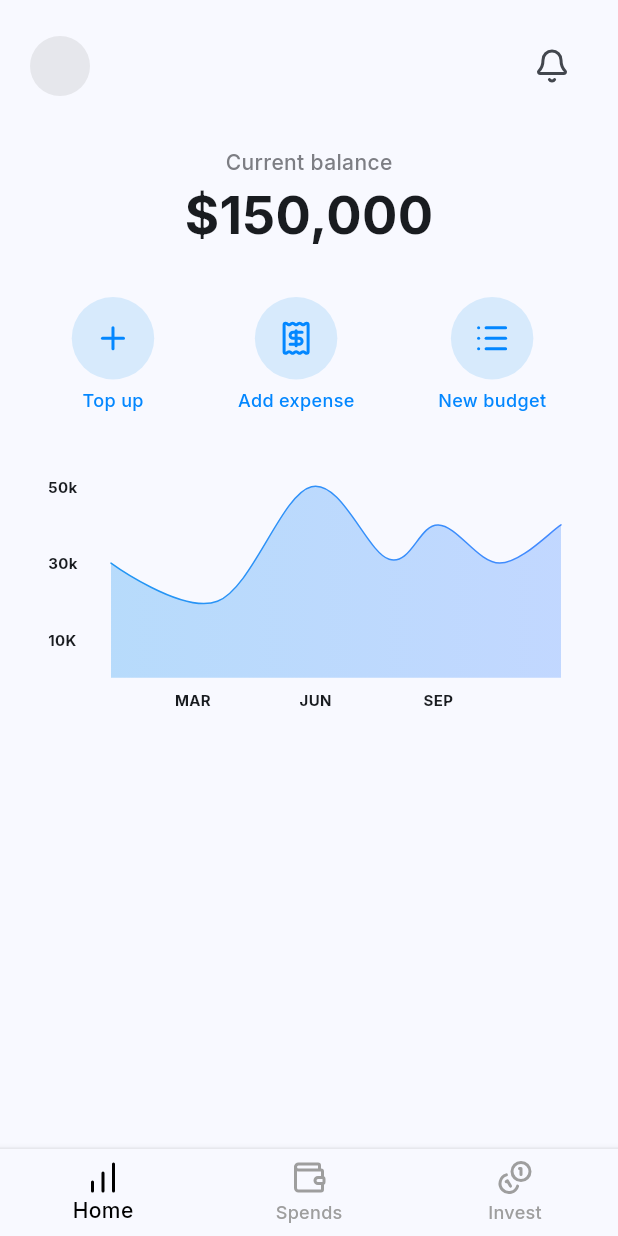
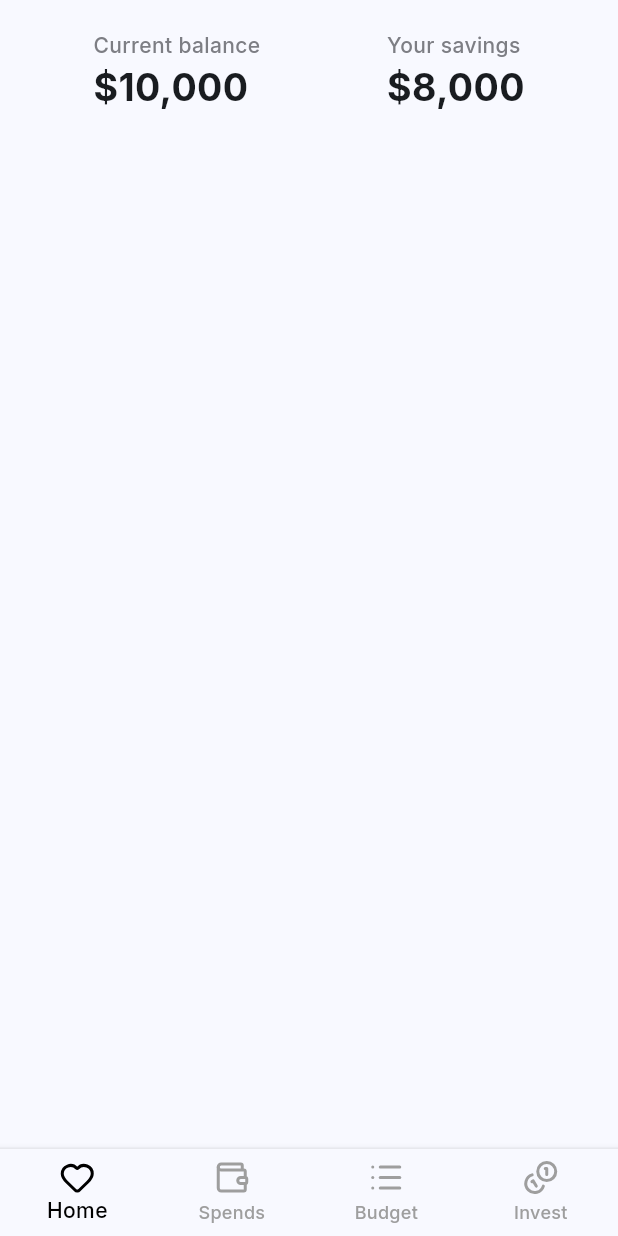
Before and after one commit to langf00rd/pokkit, a Flutter app: the Init screen opened directly, on a phone screen of 412 x 824 dp. Run offline on Flutter 3.47's test engine with Material 3 defaults, Android fonts, the phone set to English and light mode, and no system bars; drawn by our look-alikes of fl_chart; our stand-ins replace get, google_fonts, lucide_icons; missing offline and left inert: currency_picker.

Commit message:
chore: working on v2

```diff
--- a/lib/utils/constants.dart
+++ b/lib/utils/constants.dart
@@ -1,6 +1,7 @@
 import 'package:flutter/material.dart';
 
 int kPrimary = 0xff0387FF;
+Color kBorderColor = Colors.grey.withOpacity(0.2);
 double kContentPadding = 20;
 double kButtonHeight = 50;
 Color kGreyText = const Color.fromARGB(255, 125, 126, 132);
--- a/lib/views/choose_currency.dart
+++ b/lib/views/choose_currency.dart
@@ -2,7 +2,6 @@ import 'package:currency_picker/currency_picker.dart';
 import 'package:flutter/material.dart';
 import 'package:get/get.dart';
 import 'package:pokkit/utils/constants.dart';
-import 'package:pokkit/views/home.dart';
 import 'package:pokkit/views/init.dart';
 import 'package:pokkit/widgets/button.dart';
 
--- a/lib/views/home.dart
+++ b/lib/views/home.dart
@@ -1,8 +1,5 @@
 import 'package:flutter/material.dart';
-import 'package:lucide_icons/lucide_icons.dart';
 import 'package:pokkit/utils/constants.dart';
-import 'package:pokkit/widgets/button.dart';
-import 'package:pokkit/widgets/line_chart.dart';
 
 class Home extends StatelessWidget {
   const Home({super.key});
@@ -20,118 +17,157 @@ class Home extends StatelessWidget {
               child: Column(
                 children: [
                   Row(
-                    mainAxisAlignment: MainAxisAlignment.spaceBetween,
-                    children: [
-                      CircleAvatar(
-                        radius: 20,
-                        backgroundColor: Colors.grey.withOpacity(0.2),
-                      ),
-                      IconButton(
-                        onPressed: () => {},
-                        icon: const Icon(LucideIcons.bell),
-                      ),
-                    ],
-                  ),
-                  const SizedBox(height: 30),
-                  Column(
+                    mainAxisAlignment: MainAxisAlignment.spaceAround,
                     children: [
                       Column(
-                        crossAxisAlignment: CrossAxisAlignment.center,
+                        crossAxisAlignment: CrossAxisAlignment.start,
                         children: [
                           Text(
                             'Current balance',
                             style: TextStyle(color: kGreyText),
                           ),
                           const Text(
-                            '\$150,000',
+                            '\$10,000',
                             style: TextStyle(
-                              fontSize: 35,
+                              fontSize: 25,
                               fontWeight: FontWeight.w700,
                             ),
                           ),
                         ],
                       ),
-                      const SizedBox(height: 30),
-                      Row(
-                        mainAxisAlignment: MainAxisAlignment.spaceAround,
+                      Column(
+                        crossAxisAlignment: CrossAxisAlignment.start,
                         children: [
-                          Column(
-                            crossAxisAlignment: CrossAxisAlignment.center,
-                            children: [
-                              Container(
-                                width: 55,
-                                height: 55,
-                                decoration: BoxDecoration(
-                                  color:
-                                      const Color.fromARGB(255, 215, 234, 252),
-                                  borderRadius: BorderRadius.circular(999),
-                                ),
-                                child: Icon(LucideIcons.plus,
-                                    color: Color(kPrimary)),
-                              ),
-                              const SizedBox(height: 5),
-                              Text(
-                                'Top up',
-                                style: TextStyle(
-                                  color: Color(kPrimary),
-                                  fontSize: 12,
-                                ),
-                              )
-                            ],
+                          Text(
+                            'Your savings',
+                            style: TextStyle(color: kGreyText),
                           ),
-                          Column(
-                            crossAxisAlignment: CrossAxisAlignment.center,
-                            children: [
-                              Container(
-                                width: 55,
-                                height: 55,
-                                decoration: BoxDecoration(
-                                  color:
-                                      const Color.fromARGB(255, 215, 234, 252),
-                                  borderRadius: BorderRadius.circular(999),
-                                ),
-                                child: Icon(LucideIcons.receipt,
-                                    color: Color(kPrimary)),
-                              ),
-                              const SizedBox(height: 5),
-                              Text(
-                                'Add expense',
-                                style: TextStyle(
-                                  color: Color(kPrimary),
-                                  fontSize: 12,
-                                ),
-                              )
-                            ],
-                          ),
-                          Column(
-                            crossAxisAlignment: CrossAxisAlignment.center,
-                            children: [
-                              Container(
-                                width: 55,
-                                height: 55,
-                                decoration: BoxDecoration(
-                                  color:
-                                      const Color.fromARGB(255, 215, 234, 252),
-                                  borderRadius: BorderRadius.circular(999),
-                                ),
-                                child: Icon(LucideIcons.list,
-                                    color: Color(kPrimary)),
-                              ),
-                              const SizedBox(height: 5),
-                              Text(
-                                'New budget',
-                                style: TextStyle(
-                                  color: Color(kPrimary),
-                                  fontSize: 12,
-                                ),
-                              )
-                            ],
+                          const Text(
+                            '\$8,000',
+                            style: TextStyle(
+                              fontSize: 25,
+                              fontWeight: FontWeight.w700,
+                            ),
                           ),
                         ],
                       ),
                     ],
                   ),
-                  const LineChartSample2(),
+                  //
+                  // const LineChartSample2(),
+                  // Row(
+                  //   mainAxisAlignment: MainAxisAlignment.spaceBetween,
+                  //   children: [
+                  //     CircleAvatar(
+                  //       radius: 20,
+                  //       backgroundColor: Colors.grey.withOpacity(0.2),
+                  //     ),
+                  //     IconButton(
+                  //       onPressed: () => {},
+                  //       icon: const Icon(LucideIcons.bell),
+                  //     ),
+                  //   ],
+                  // ),
+                  // const SizedBox(height: 30),
+                  // Column(
+                  //   children: [
+                  // Column(
+                  //   crossAxisAlignment: CrossAxisAlignment.center,
+                  //   children: [
+                  //     Text(
+                  //       'Current balance',
+                  //       style: TextStyle(color: kGreyText),
+                  //     ),
+                  //     const Text(
+                  //       '\$150,000',
+                  //       style: TextStyle(
+                  //         fontSize: 35,
+                  //         fontWeight: FontWeight.w700,
+                  //       ),
+                  //     ),
+                  //   ],
+                  // ),
+                  //     const SizedBox(height: 30),
+                  //     Row(
+                  //       mainAxisAlignment: MainAxisAlignment.spaceAround,
+                  //       children: [
+                  //         Column(
+                  //           crossAxisAlignment: CrossAxisAlignment.center,
+                  //           children: [
+                  //             Container(
+                  //               width: 55,
+                  //               height: 55,
+                  //               decoration: BoxDecoration(
+                  //                 color:
+                  //                     const Color.fromARGB(255, 215, 234, 252),
+                  //                 borderRadius: BorderRadius.circular(999),
+                  //               ),
+                  //               child: Icon(LucideIcons.plus,
+                  //                   color: Color(kPrimary)),
+                  //             ),
+                  //             const SizedBox(height: 5),
+                  //             Text(
+                  //               'Top up',
+                  //               style: TextStyle(
+                  //                 color: Color(kPrimary),
+                  //                 fontSize: 12,
+                  //               ),
+                  //             )
+                  //           ],
+                  //         ),
+                  //         Column(
+                  //           crossAxisAlignment: CrossAxisAlignment.center,
+                  //           children: [
+                  //             Container(
+                  //               width: 55,
+                  //               height: 55,
+                  //               decoration: BoxDecoration(
+                  //                 color:
+                  //                     const Color.fromARGB(255, 215, 234, 252),
+                  //                 borderRadius: BorderRadius.circular(999),
+                  //               ),
+                  //               child: Icon(LucideIcons.receipt,
+                  //                   color: Color(kPrimary)),
+                  //             ),
+                  //             const SizedBox(height: 5),
+                  //             Text(
+                  //               'Add expense',
+                  //               style: TextStyle(
+                  //                 color: Color(kPrimary),
+                  //                 fontSize: 12,
+                  //               ),
+                  //             )
+                  //           ],
+                  //         ),
+                  //         Column(
+                  //           crossAxisAlignment: CrossAxisAlignment.center,
+                  //           children: [
+                  //             Container(
+                  //               width: 55,
+                  //               height: 55,
+                  //               decoration: BoxDecoration(
+                  //                 color:
+                  //                     const Color.fromARGB(255, 215, 234, 252),
+                  //                 borderRadius: BorderRadius.circular(999),
+                  //               ),
+                  //               child: Icon(LucideIcons.list,
+                  //                   color: Color(kPrimary)),
+                  //             ),
+                  //             const SizedBox(height: 5),
+                  //             Text(
+                  //               'New budget',
+                  //               style: TextStyle(
+                  //                 color: Color(kPrimary),
+                  //                 fontSize: 12,
+                  //               ),
+                  //             )
+                  //           ],
+                  //         ),
+                  //       ],
+                  //     ),
+                  //   ],
+                  // ),
+                  // const LineChartSample2(),
                   // Padding(
                   //   padding: EdgeInsets.symmetric(horizontal: kContentPadding),
                   //   child: Row(
--- a/lib/views/init.dart
+++ b/lib/views/init.dart
@@ -1,6 +1,6 @@
-import 'package:flutter/cupertino.dart';
 import 'package:flutter/material.dart';
 import 'package:lucide_icons/lucide_icons.dart';
+import 'package:pokkit/views/budget.dart';
 import 'package:pokkit/views/home.dart';
 
 class Init extends StatefulWidget {
@@ -22,15 +22,15 @@ class _InitState extends State<Init> {
   List<Widget> page = <Widget>[
     const Home(),
     const Text('some other page'),
-    const Text('some other page'),
-    // const Text('coming soon'),
+    const Budget(),
+    const Text('coming soon'),
   ];
 
   @override
   Widget build(BuildContext context) {
     List<BottomNavigationBarItem> bottomNavigationBarItems = [
       const BottomNavigationBarItem(
-        icon: Icon(LucideIcons.barChart),
+        icon: Icon(LucideIcons.heart),
         label: 'Home',
       ),
       const BottomNavigationBarItem(
@@ -38,13 +38,13 @@ class _InitState extends State<Init> {
         label: 'Spends',
       ),
       const BottomNavigationBarItem(
+        icon: Icon(LucideIcons.list),
+        label: 'Budget',
+      ),
+      const BottomNavigationBarItem(
         icon: Icon(LucideIcons.coins),
         label: 'Invest',
       ),
-      // const BottomNavigationBarItem(
-      //   icon: Icon(LucideIcons.settings2),
-      //   label: 'Settings',
-      // ),
     ];
     return Scaffold(
       body: Center(
--- a/lib/widgets/line_chart.dart
+++ b/lib/widgets/line_chart.dart
@@ -14,15 +14,11 @@ class _LineChartSample2State extends State<LineChartSample2> {
   @override
   Widget build(BuildContext context) {
     return Stack(
-      children: <Widget>[
+      children: [
         AspectRatio(
           aspectRatio: 1.70,
-          child: Padding(
-            padding:
-                const EdgeInsets.only(right: 18, left: 12, top: 24, bottom: 12),
-            child: LineChart(
-              mainData(),
-            ),
+          child: LineChart(
+            mainData(),
           ),
         ),
       ],
@@ -59,26 +55,28 @@ class _LineChartSample2State extends State<LineChartSample2> {
   }
 
   Widget leftTitleWidgets(double value, TitleMeta meta) {
-    const style = TextStyle(
-      fontWeight: FontWeight.bold,
-      fontSize: 10,
-    );
-    String text;
-    switch (value.toInt()) {
-      case 1:
-        text = '10K';
-        break;
-      case 3:
-        text = '30k';
-        break;
-      case 5:
-        text = '50k';
-        break;
-      default:
-        return Container();
-    }
+    // const style = TextStyle(
+    //   fontWeight: FontWeight.bold,
+    //   fontSize: 10,
+    // );
+    // String text;
+    // switch (value.toInt()) {
+    //   case 1:
+    //     text = '10K';
+    //     break;
+    //   case 3:
+    //     text = '30k';
+    //     break;
+    //   case 5:
+    //     text = '50k';
+    //     break;
+    //   default:
+    //     return Container();
+    // }
 
-    return Text(text, style: style, textAlign: TextAlign.left);
+    return const SizedBox();
+
+    // return Text(text, style: style, textAlign: TextAlign.left);
   }
 
   LineChartData mainData() {
```
Also changed, not shown: lib/main.dart (+6 -1 lines), lib/views/budget.dart (added, +70 -0 lines), lib/widgets/range.dart (added, +41 -0 lines), lib/widgets/ranged_budget_item.dart (added, +38 -0 lines).
